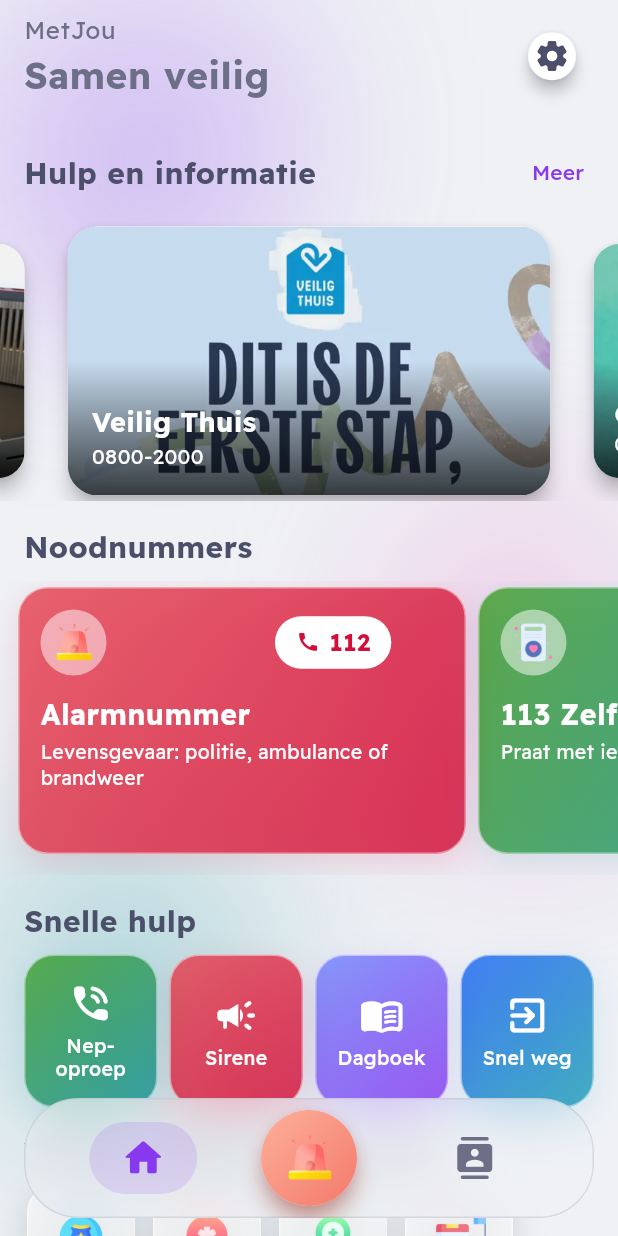
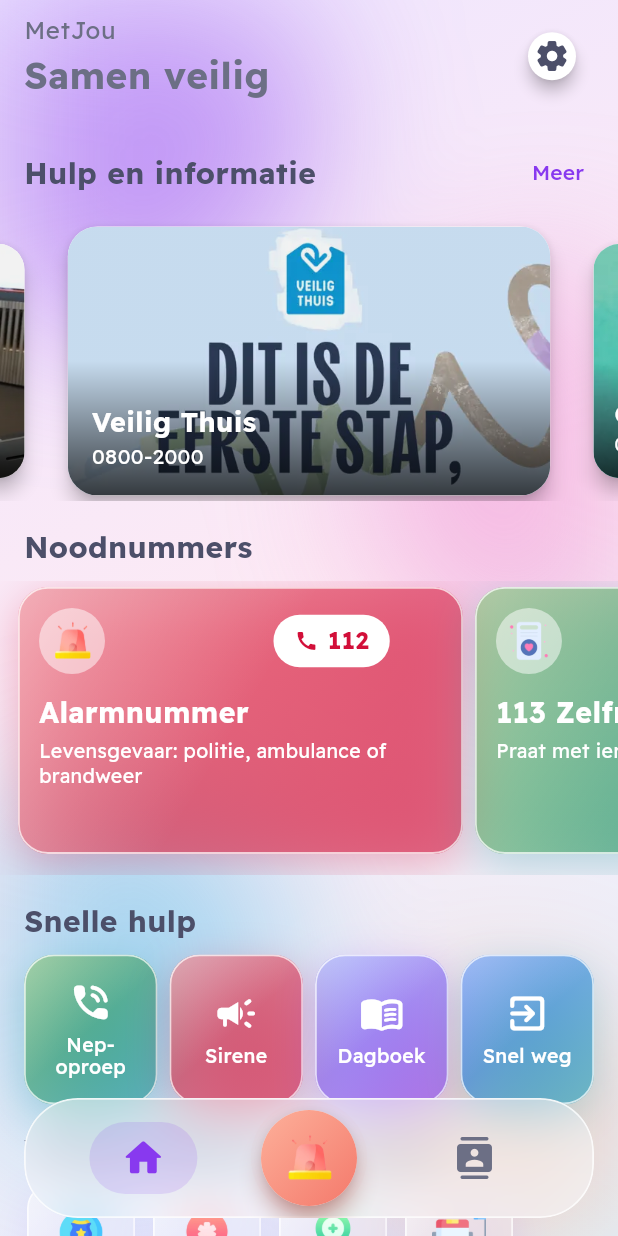
Before and after one commit to adam-bouafia/metjou, a Flutter app: the Dashboard screen opened directly, on a phone screen of 412 x 824 dp. Run offline on Flutter 3.47's test engine with Material 3 defaults, Android fonts, the phone set to English and light mode, and no system bars; drawn by our look-alikes of carousel_slider; our stand-ins replace audioplayers, battery_plus, flutter_local_notifications, flutter_markdown_plus, flutter_native_contact_picker, flutter_slidable and 13 more; missing offline and left inert: another_telephony, flutter_phone_direct_caller, quick_actions, shake, workmanager; accounts and stored records are empty.

Commit message:
feat(ui): glassmorphism for light mode, dark mode unchanged
Light mode gets a vivid pastel background (lavender-pink-sky gradient
with blurred mauve, pink, sky and peach shapes) and clear glass:
mostly see-through white or tinted panels (58% colour), a light sheen
from the top-left, a crisp white edge and a soft coloured shadow, with a
stronger blur. The dock uses the same frosted white. Dark mode keeps
its deep tinted glass exactly as before.

```diff
--- a/lib/core/widgets/glass.dart
+++ b/lib/core/widgets/glass.dart
@@ -3,9 +3,13 @@
 import 'package:flutter/material.dart';
 import 'package:metjou/core/theme/app_theme.dart';
 
-/// Frosted-glass panel: blurs what is behind it, with a translucent fill
-/// and a thin light border. Pass [colors] for a tinted gradient panel.
+/// Frosted-glass panel: blurs what is behind it, with a translucent (or
+/// tinted) fill, a light sheen, a thin light border and a soft shadow.
 /// Joins the nearest [BackdropGroup], so many panels share one blur pass.
+///
+/// Dark mode uses deep, strongly tinted glass; light mode uses clear
+/// glassmorphism (mostly see-through, white sheen and edge) so the
+/// colourful [GlassBackground] shows through.
 class GlassPanel extends StatelessWidget {
   const GlassPanel({
     super.key,
@@ -26,49 +30,82 @@
     final dark = scheme.brightness == Brightness.dark;
     final shape = BorderRadius.circular(radius);
     final tint = colors;
+
+    final Color shadow;
+    final Decoration fill;
+    final Color border;
+    if (dark) {
+      shadow = (tint?.last ?? Colors.black).withValues(alpha: 0.25);
+      border = Colors.white.withValues(alpha: 0.12);
+      fill = BoxDecoration(
+        gradient: tint == null
+            ? null
+            : LinearGradient(
+                colors: [for (final c in tint) c.withValues(alpha: 0.82)],
+                begin: Alignment.topLeft,
+                end: Alignment.bottomRight,
+              ),
+        color: tint == null
+            ? scheme.surfaceContainerLowest.withValues(alpha: 0.45)
+            : null,
+      );
+    } else {
+      shadow = (tint?.last ?? Latte.mauve).withValues(
+        alpha: tint == null ? 0.12 : 0.28,
+      );
+      border = Colors.white.withValues(alpha: 0.7);
+      fill = BoxDecoration(
+        gradient: LinearGradient(
+          colors: tint == null
+              ? [
+                  Colors.white.withValues(alpha: 0.42),
+                  Colors.white.withValues(alpha: 0.18),
+                ]
+              : [for (final c in tint) c.withValues(alpha: 0.58)],
+          begin: Alignment.topLeft,
+          end: Alignment.bottomRight,
+        ),
+      );
+    }
+
     return DecoratedBox(
       decoration: BoxDecoration(
         borderRadius: shape,
         boxShadow: [
-          BoxShadow(
-            color: (tint?.last ?? Colors.black).withValues(
-              alpha: dark ? 0.25 : 0.14,
-            ),
-            blurRadius: 18,
-            offset: const Offset(0, 6),
-          ),
+          BoxShadow(color: shadow, blurRadius: 24, offset: const Offset(0, 8)),
         ],
       ),
       child: ClipRRect(
         borderRadius: shape,
         child: BackdropFilter.grouped(
-          filter: ImageFilter.blur(sigmaX: 14, sigmaY: 14),
+          filter: ImageFilter.blur(
+            sigmaX: dark ? 14 : 18,
+            sigmaY: dark ? 14 : 18,
+          ),
           child: Material(
             type: MaterialType.transparency,
             child: InkWell(
               onTap: onTap,
               child: Ink(
+                decoration: fill,
+                child: DecoratedBox(
+                  // Light sheen from the top-left, like light on glass.
                   decoration: BoxDecoration(
                     borderRadius: shape,
-                  gradient: tint == null
+                    border: Border.all(color: border, width: dark ? 1 : 1.2),
+                    gradient: dark
                         ? null
                         : LinearGradient(
                             colors: [
-                            for (final c in tint) c.withValues(alpha: 0.82),
+                              Colors.white.withValues(alpha: 0.35),
+                              Colors.white.withValues(alpha: 0),
                             ],
                             begin: Alignment.topLeft,
-                          end: Alignment.bottomRight,
-                        ),
-                  color: tint == null
-                      ? scheme.surfaceContainerLowest.withValues(
-                          alpha: dark ? 0.45 : 0.6,
-                        )
-                      : null,
-                  border: Border.all(
-                    color: Colors.white.withValues(alpha: dark ? 0.12 : 0.45),
+                            end: Alignment.center,
                           ),
                   ),
                   child: child,
+                ),
               ),
             ),
           ),
@@ -79,7 +116,9 @@
 }
 
 /// Soft, blurred colour shapes behind a screen, so glass panels on top of
-/// it have something to blur. Also provides the [BackdropGroup].
+/// it have something to blur. Light mode gets a vivid pastel gradient for
+/// glassmorphism; dark mode keeps faint shapes on the dark base. Also
+/// provides the [BackdropGroup].
 class GlassBackground extends StatelessWidget {
   const GlassBackground({super.key, required this.child});
 
@@ -88,8 +127,7 @@
   @override
   Widget build(BuildContext context) {
     final dark = Theme.of(context).brightness == Brightness.dark;
-    final alpha = dark ? 0.22 : 0.28;
-    Widget blob(Color color, double size) => Container(
+    Widget blob(Color color, double size, double alpha) => Container(
       width: size,
       height: size,
       decoration: BoxDecoration(
@@ -97,32 +135,73 @@
         color: color.withValues(alpha: alpha),
       ),
     );
-    return BackdropGroup(
-      child: Stack(
-        children: [
-          Positioned.fill(
-            child: IgnorePointer(
-              child: ImageFiltered(
-                imageFilter: ImageFilter.blur(sigmaX: 60, sigmaY: 60),
-                child: Stack(
-                  children: [
+    final shapes = dark
+        ? [
             Positioned(
               top: -40,
               left: -60,
-                      child: blob(Latte.mauve, 260),
+              child: blob(Latte.mauve, 260, 0.22),
             ),
             Positioned(
               top: 320,
               right: -80,
-                      child: blob(Latte.pink, 240),
+              child: blob(Latte.pink, 240, 0.22),
             ),
             Positioned(
               bottom: 60,
               left: -40,
-                      child: blob(Latte.teal, 220),
+              child: blob(Latte.teal, 220, 0.22),
             ),
+          ]
+        : [
+            Positioned(
+              top: -60,
+              left: -70,
+              child: blob(Latte.mauve, 280, 0.45),
+            ),
+            Positioned(
+              top: 180,
+              right: -90,
+              child: blob(Latte.pink, 260, 0.42),
+            ),
+            Positioned(
+              top: 520,
+              left: -50,
+              child: blob(const Color(0xff04a5e5), 240, 0.32),
+            ),
+            Positioned(
+              bottom: -40,
+              right: -30,
+              child: blob(Latte.peach, 200, 0.25),
+            ),
+          ];
+    return BackdropGroup(
+      child: Stack(
+        children: [
+          if (!dark)
+            const Positioned.fill(
+              child: DecoratedBox(
+                decoration: BoxDecoration(
+                  gradient: LinearGradient(
+                    colors: [
+                      Color(0xffEEE6FF),
+                      Color(0xffFDEAF4),
+                      Color(0xffE3F2FD),
                     ],
+                    begin: Alignment.topLeft,
+                    end: Alignment.bottomRight,
                   ),
+                ),
+              ),
+            ),
+          Positioned.fill(
+            child: IgnorePointer(
+              child: ImageFiltered(
+                imageFilter: ImageFilter.blur(
+                  sigmaX: dark ? 60 : 50,
+                  sigmaY: dark ? 60 : 50,
+                ),
+                child: Stack(children: shapes),
               ),
             ),
           ),
--- a/lib/features/home/presentation/widgets/glass_dock.dart
+++ b/lib/features/home/presentation/widgets/glass_dock.dart
@@ -23,6 +23,7 @@
   @override
   Widget build(BuildContext context) {
     final scheme = Theme.of(context).colorScheme;
+    final dark = scheme.brightness == Brightness.dark;
     return SafeArea(
       top: false,
       child: Padding(
@@ -35,10 +36,15 @@
               height: 80,
               padding: const EdgeInsets.symmetric(horizontal: 12),
               decoration: BoxDecoration(
-                color: scheme.surface.withValues(alpha: 0.6),
+                color: dark
+                    ? scheme.surface.withValues(alpha: 0.6)
+                    : Colors.white.withValues(alpha: 0.38),
                 borderRadius: BorderRadius.circular(36),
                 border: Border.all(
-                  color: scheme.outlineVariant.withValues(alpha: 0.5),
+                  color: dark
+                      ? scheme.outlineVariant.withValues(alpha: 0.5)
+                      : Colors.white.withValues(alpha: 0.75),
+                  width: dark ? 1 : 1.2,
                 ),
               ),
               child: Row(
```
Lines whose indentation alone changed are shown as unchanged.
